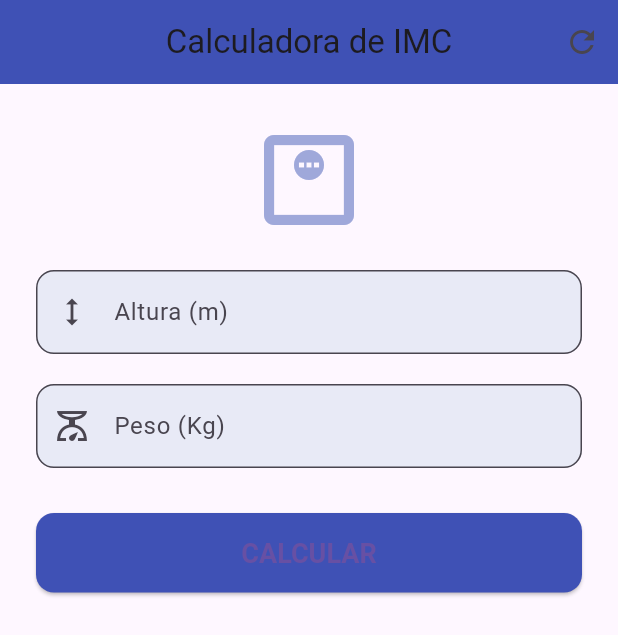
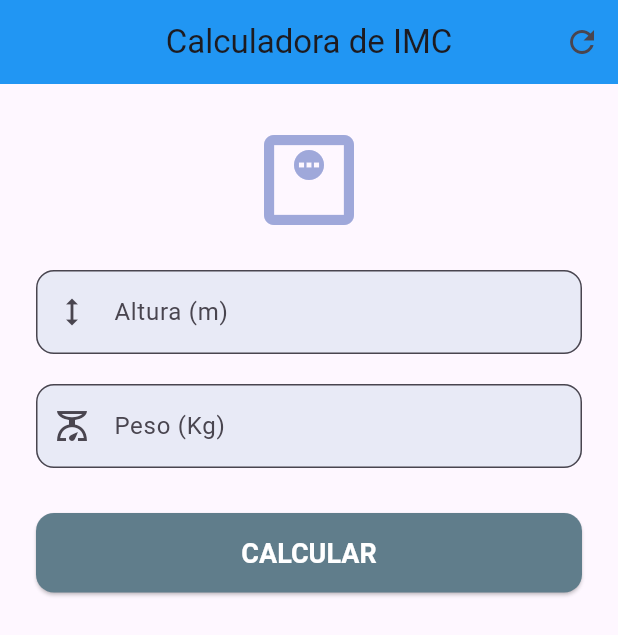
Before and after one commit to Ricard1nh0/dev_mob_flutter, a Flutter app: the screen it shows after launch, on a phone screen of 412 x 824 dp. Shown: the top 635 px of the screen. Run offline on Flutter 3.47's test engine with Material 3 defaults, Android fonts, the phone set to English and light mode, and no system bars.

Commit message:
Alterações

```diff
--- a/flutter_app_imc/lib/main.dart
+++ b/flutter_app_imc/lib/main.dart
@@ -104,7 +104,7 @@ class _IMCCalculatorScreenState extends State<IMCCalculatorScreen> {
       appBar: AppBar(
         title: const Text('Calculadora de IMC'),
         centerTitle: true,
-        backgroundColor: Colors.indigo,
+        backgroundColor: Colors.blue,
         actions: [
           IconButton(
             icon: const Icon(Icons.refresh),
@@ -145,9 +145,10 @@ class _IMCCalculatorScreenState extends State<IMCCalculatorScreen> {
             ElevatedButton(
               onPressed: _calculateIMC,
               style: ElevatedButton.styleFrom(
-                backgroundColor: Colors.indigo,
+                backgroundColor: Colors.blueGrey,
+                foregroundColor: Colors.white,
                 padding: const EdgeInsets.symmetric(vertical: 16.0),
-                textStyle: const TextStyle(fontSize: 18, fontWeight: FontWeight.bold),
+                textStyle: const TextStyle(fontSize: 18, fontWeight: FontWeight.bold,),
                 shape: RoundedRectangleBorder(
                   borderRadius: BorderRadius.circular(12.0),
                 ),
```
